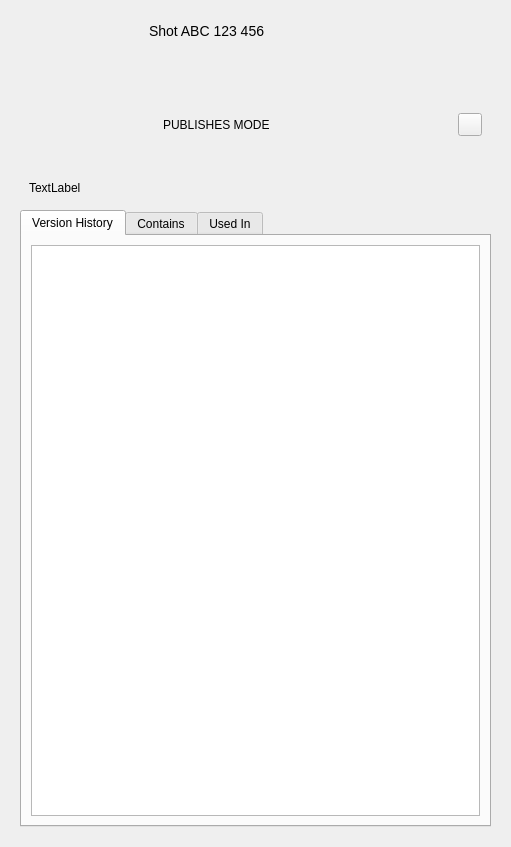
Above: resources/dialog.ui from shotgunsoftware/tk-multi-shotgunpanel before the change. Below: the same form after it.
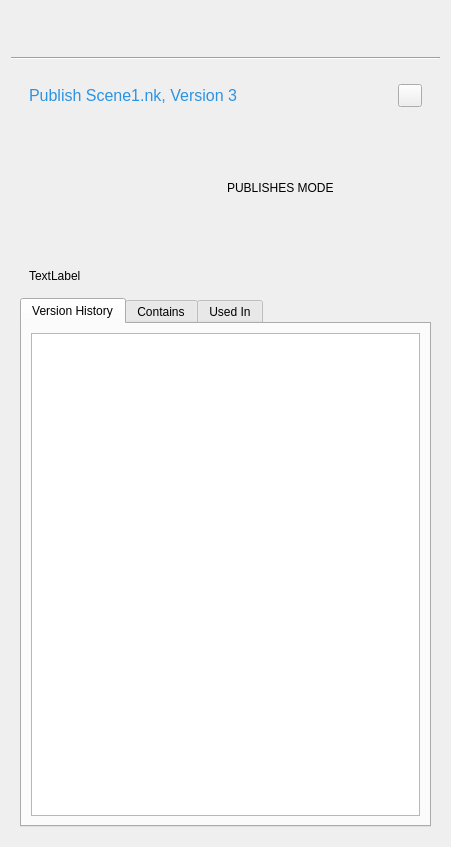
That is the form after the change. The open tabs and pages were chosen to show the change. Icons and pictures are not drawn. Custom widgets are drawn as their Qt base class.

Commit message: more ui tweaks to detail view - now text is split up into three distinct sections - blue title with 16px font - removed toolkit toolbar - added subtle line below nav - removed main header text - better placement of the action buttons

Patch:
```diff
--- a/resources/dialog.ui
+++ b/resources/dialog.ui
@@ -6,7 +6,7 @@
    <rect>
     <x>0</x>
     <y>0</y>
-    <width>511</width>
+    <width>451</width>
     <height>847</height>
    </rect>
   </property>
@@ -16,6 +16,9 @@
   <layout class="QVBoxLayout" name="verticalLayout_7">
    <item>
     <layout class="QHBoxLayout" name="horizontalLayout_2">
+     <property name="spacing">
+      <number>0</number>
+     </property>
      <item>
       <widget class="QToolButton" name="navigation_home">
        <property name="minimumSize">
@@ -137,14 +140,27 @@
       </widget>
      </item>
      <item>
-      <widget class="QLabel" name="title_label">
-       <property name="text">
-        <string>&lt;big&gt;Shot ABC 123 456&lt;/big&gt;</string>
+      <spacer name="horizontalSpacer_4">
+       <property name="orientation">
+        <enum>Qt::Horizontal</enum>
        </property>
-      </widget>
+       <property name="sizeHint" stdset="0">
+        <size>
+         <width>40</width>
+         <height>20</height>
+        </size>
+       </property>
+      </spacer>
      </item>
     </layout>
    </item>
+   <item>
+    <widget class="Line" name="line">
+     <property name="orientation">
+      <enum>Qt::Horizontal</enum>
+     </property>
+    </widget>
+   </item>
    <item>
     <widget class="QStackedWidget" name="page_stack">
      <property name="currentIndex">
@@ -509,18 +525,18 @@
        <item>
         <widget class="QWidget" name="publish_details" native="true">
          <layout class="QGridLayout" name="gridLayout">
-          <item row="0" column="0">
+          <item row="2" column="0">
            <widget class="QLabel" name="publish_thumb">
             <property name="minimumSize">
              <size>
-              <width>128</width>
-              <height>100</height>
+              <width>192</width>
+              <height>150</height>
              </size>
             </property>
             <property name="maximumSize">
              <size>
-              <width>128</width>
-              <height>100</height>
+              <width>192</width>
+              <height>150</height>
              </size>
             </property>
             <property name="text">
@@ -534,17 +550,7 @@
             </property>
            </widget>
           </item>
-          <item row="0" column="1">
-           <widget class="QLabel" name="publish_text">
-            <property name="text">
-             <string>PUBLISHES MODE</string>
-            </property>
-            <property name="wordWrap">
-             <bool>true</bool>
-            </property>
-           </widget>
-          </item>
-          <item row="0" column="2">
+          <item row="1" column="2">
            <widget class="QToolButton" name="publish_actions_btn">
             <property name="icon">
              <iconset resource="resources.qrc">
@@ -553,7 +559,30 @@
            </widget>
           </item>
           <item row="1" column="0" colspan="2">
-           <widget class="QLabel" name="publish_lower_text">
+           <widget class="QLabel" name="publish_text_header">
+            <property name="styleSheet">
+             <string notr="true">font-size: 16px; color: #2C93E2</string>
+            </property>
+            <property name="text">
+             <string>Publish Scene1.nk, Version 3</string>
+            </property>
+            <property name="wordWrap">
+             <bool>true</bool>
+            </property>
+           </widget>
+          </item>
+          <item row="2" column="1" colspan="2">
+           <widget class="QLabel" name="publish_text_middle">
+            <property name="text">
+             <string>PUBLISHES MODE</string>
+            </property>
+            <property name="wordWrap">
+             <bool>true</bool>
+            </property>
+           </widget>
+          </item>
+          <item row="3" column="0" colspan="3">
+           <widget class="QLabel" name="publish_text_bottom">
             <property name="text">
              <string>TextLabel</string>
             </property>
```
Left out of the diff: 77 changed lines with no effect on the pictures. The commit also changes 2 other files.
